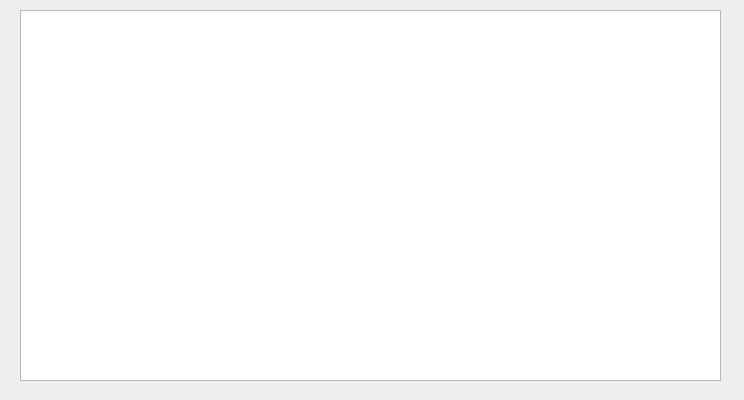
Before: the Qt Designer form MDI/PR10/dialogprintsong.ui in Meteora69/OOP_practise, drawn with Qt 5.
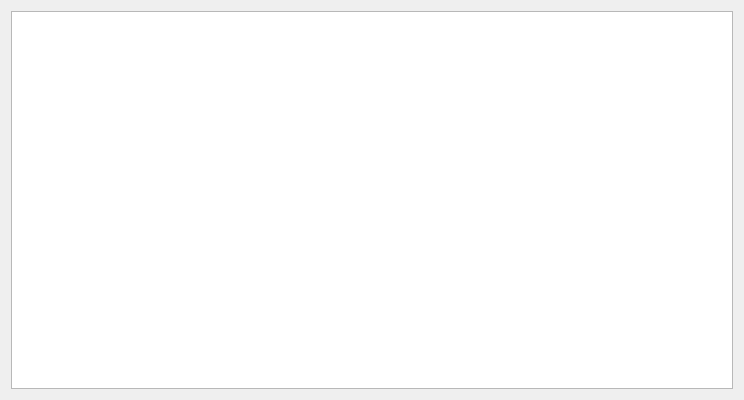
After: the same form once the commit is applied.

```diff
--- a/MDI/PR10/dialogprintsong.ui
+++ b/MDI/PR10/dialogprintsong.ui
@@ -13,16 +13,15 @@
   <property name="windowTitle">
    <string>Dialog</string>
   </property>
-  <widget class="QListWidget" name="listWidget">
-   <property name="geometry">
-    <rect>
-     <x>20</x>
-     <y>10</y>
-     <width>701</width>
-     <height>371</height>
-    </rect>
-   </property>
-  </widget>
+  <layout class="QGridLayout" name="gridLayout_2">
+   <item row="0" column="0">
+    <layout class="QGridLayout" name="gridLayout">
+     <item row="0" column="0">
+      <widget class="QTableView" name="tableView"/>
+     </item>
+    </layout>
+   </item>
+  </layout>
  </widget>
  <resources/>
  <connections/>
```
